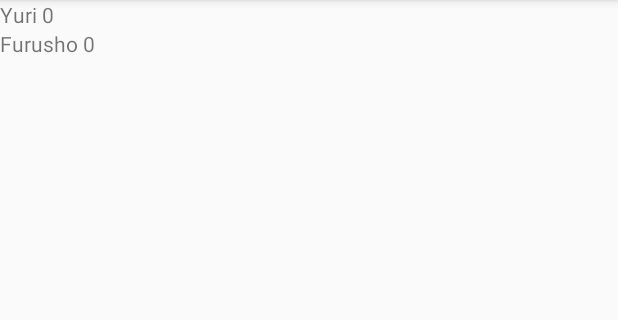
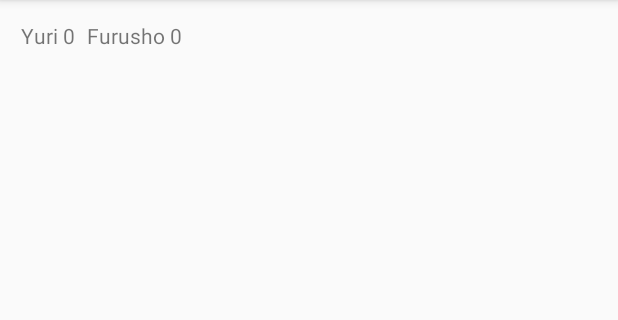
Before and after one commit to yuricfurusho/TesteDataBinding103, an Android app: the screen it shows after launch (MainActivity), on a phone screen of 412 x 824 dp, the part 84-404 px from its top. Run offline under Robolectric (Android 15) with nearby library versions, the phone set to English and light mode, and no system bars; our stand-ins replace data binding.

```diff
--- a/app/src/main/res/layout/adapter_user.xml
+++ b/app/src/main/res/layout/adapter_user.xml
@@ -1,24 +1,31 @@
 <?xml version="1.0" encoding="utf-8"?>
 
 <layout xmlns:android="http://schemas.android.com/apk/res/android">
+
     <data>
-        <variable name="user" type="yuricfurusho.testedatabinding103.User" />
+
+        <variable
+            name="user"
+            type="yuricfurusho.testedatabinding103.User" />
     </data>
 
     <LinearLayout
         android:layout_width="match_parent"
         android:layout_height="match_parent"
-        android:orientation="vertical">
+        android:orientation="horizontal"
+        android:padding="10dp">
 
 
         <TextView
             android:layout_width="wrap_content"
             android:layout_height="wrap_content"
+            android:padding="4dp"
             android:text="@{user.firstName}" />
 
         <TextView
             android:layout_width="wrap_content"
             android:layout_height="wrap_content"
+            android:padding="4dp"
             android:text="@{user.lastName}" />
     </LinearLayout>
 
```
